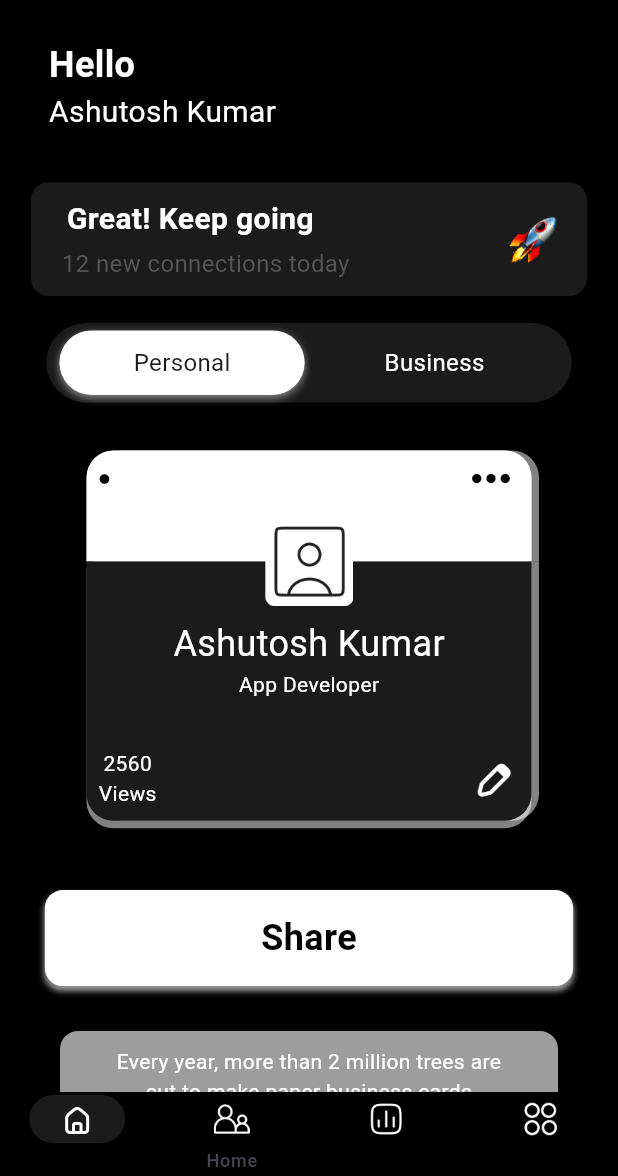
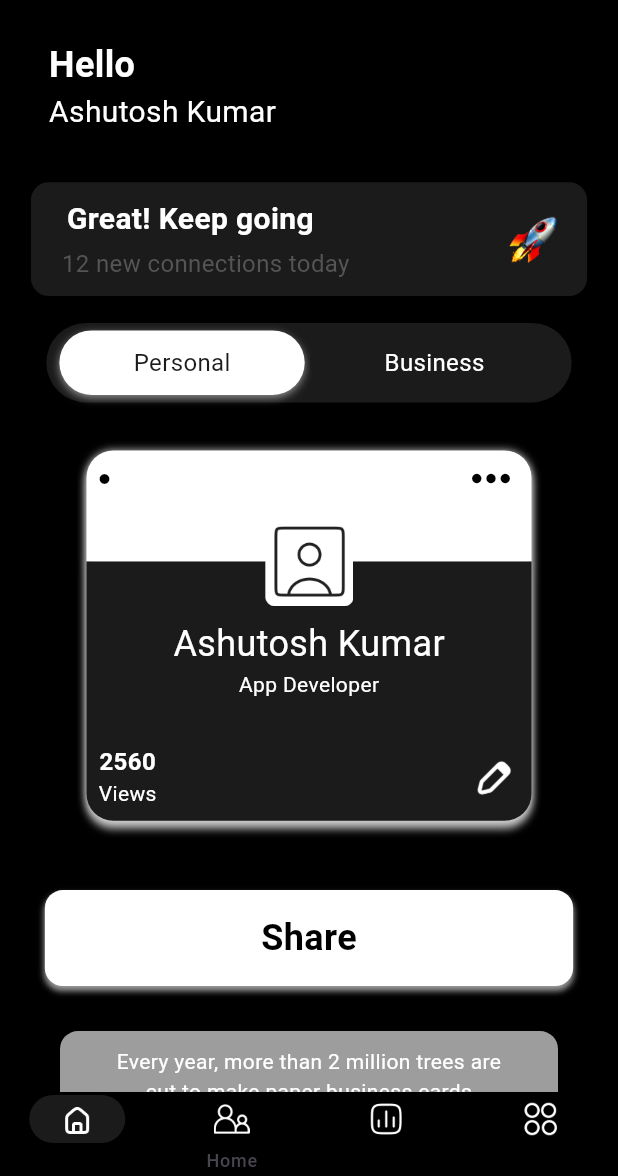
Before and after one commit to Ashutosh-777/BondU, a Flutter app: the screen it shows after launch, after a tap on "Personal", on a phone screen of 412 x 824 dp, the part 60-1236 px from its top. Run offline on Flutter 3.47's test engine with Material 3 defaults, Android fonts, the phone set to English and light mode, and no system bars; Roboto replaces fonts that are missing (Gilroy-Bold, Gilroy-Medium).

Commit message:
Minor UI changes

```diff
--- a/lib/screens/homescreen.dart
+++ b/lib/screens/homescreen.dart
@@ -3,23 +3,24 @@ import 'package:magicconnect/widgets/sharescreen.dart';
 import 'package:magicconnect/widgets/visiting_card.dart';
 import '../globals/colors.dart';
 import '../widgets/views_card.dart';
+
 class HomeScreen extends StatefulWidget {
   const HomeScreen({super.key});
   @override
   State<HomeScreen> createState() => _HomeScreenState();
 }
+
 class _HomeScreenState extends State<HomeScreen> {
   String username = "Ashutosh Kumar";
   String connections = "12";
   String designation = "App Developer";
-  int mode1 = 1;
-  int mode2 = 0;
+  int mode = 1;
   @override
   Widget build(BuildContext context) {
     double height = MediaQuery.of(context).size.height;
-    double width  = MediaQuery.of(context).size.width;
+    double width = MediaQuery.of(context).size.width;
     return Scaffold(
-      backgroundColor:  Colors.black,
+      backgroundColor: Colors.black,
       appBar: AppBar(
         backgroundColor: Colors.black,
         automaticallyImplyLeading: false,
@@ -39,12 +40,14 @@ class _HomeScreenState extends State<HomeScreen> {
           children: [
             Padding(
               padding:
-                  EdgeInsets.only(bottom: height * 0.020,left: 12,right:12),
+                  EdgeInsets.only(bottom: height * 0.020, left: 12, right: 12),
               child: Column(
                 children: [
                   Padding(
                     padding: EdgeInsets.only(
-                        left: width * 0.05, top: 10,),
+                      left: width * 0.05,
+                      top: 10,
+                    ),
                     child: const Align(
                       alignment: Alignment.topLeft,
                       child: Text(
@@ -76,11 +79,11 @@ class _HomeScreenState extends State<HomeScreen> {
               ),
             ),
             Padding(
-              padding: EdgeInsets.fromLTRB(width * 0.05,
-                  16, width * 0.05, 8),
+              padding: EdgeInsets.fromLTRB(width * 0.05, 16, width * 0.05, 8),
               child: Container(
                 decoration: BoxDecoration(
-                    color: const Color(0xff1b1b1b), borderRadius: BorderRadius.circular(12)),
+                    color: const Color(0xff1b1b1b),
+                    borderRadius: BorderRadius.circular(12)),
                 child: Row(
                     mainAxisAlignment: MainAxisAlignment.spaceBetween,
                     children: [
@@ -108,11 +111,8 @@ class _HomeScreenState extends State<HomeScreen> {
                           Align(
                             alignment: Alignment.topLeft,
                             child: Padding(
-                              padding: EdgeInsets.fromLTRB(
-                                  width * 0.05,
-                                  height * 0.0025,
-                                  0,
-                                  height * 0.012),
+                              padding: EdgeInsets.fromLTRB(width * 0.05,
+                                  height * 0.0025, 0, height * 0.012),
                               child: Text(
                                 "$connections new connections today",
                                 textAlign: TextAlign.start,
@@ -137,12 +137,13 @@ class _HomeScreenState extends State<HomeScreen> {
               ),
             ),
             Padding(
-              padding: EdgeInsets.fromLTRB(width * 0.075,
-                  height * 0.012, width * 0.075, 0),
+              padding: EdgeInsets.fromLTRB(
+                  width * 0.075, height * 0.012, width * 0.075, 0),
               // Original padding was (30, 40, 30, 50)
               child: Container(
                 decoration: BoxDecoration(
-                    color: const Color(0xff1b1b1b), borderRadius: BorderRadius.circular(50)),
+                    color: const Color(0xff1b1b1b),
+                    borderRadius: BorderRadius.circular(50)),
                 child: Padding(
                   padding: const EdgeInsets.all(5.0),
                   child: Row(
@@ -150,75 +151,60 @@ class _HomeScreenState extends State<HomeScreen> {
                     children: [
                       InkWell(
                         onTap: () {
-                          if (mode1 == 0) {
-                            colorTemp = color1;
-                            color1 = color2;
-                            color2 = colorTemp;
-                            mode1 = 1;
-                            mode2 = 0;
-                          }
+                          mode = 1;
                           setState(() {});
                         },
                         child: Container(
-
                           decoration: BoxDecoration(
-                              boxShadow: (mode1 == 1)
+                              boxShadow: (mode == 1)
                                   ? const [
                                       BoxShadow(
-                                          color:
-                                              Color.fromARGB(130, 255, 255, 255),
+                                          color: Color.fromARGB(
+                                              130, 255, 255, 255),
                                           blurRadius: 4,
                                           offset: Offset(0, 2))
                                     ]
                                   : null,
-                              color: color2,
+                              color: (mode == 1) ? color2 : color1,
                               borderRadius: BorderRadius.circular(30)),
                           child: Padding(
                             padding: EdgeInsets.fromLTRB(
-                                width * 0.12,
-                                10,
-                                width * 0.12,
-                                10),
+                                width * 0.12, 10, width * 0.12, 10),
                             child: Text(
                               "Personal",
-                              style: TextStyle(fontSize: 16, color: color1),
+                              style: TextStyle(
+                                  fontSize: 16,
+                                  color: (mode == 1) ? color1 : color2),
                             ),
                           ),
                         ),
                       ),
                       InkWell(
                         onTap: (() {
-                          if (mode2 == 0) {
-                            colorTemp = color1;
-                            color1 = color2;
-                            color2 = colorTemp;
-                            mode2 = 1;
-                            mode1 = 0;
-                          }
+                          mode = 0;
                           setState(() {});
                         }),
                         child: Container(
                           decoration: BoxDecoration(
-                              boxShadow: (mode2 == 1)
+                              boxShadow: (mode == 0)
                                   ? const [
                                       BoxShadow(
-                                          color:
-                                              Color.fromARGB(130, 255, 255, 255),
+                                          color: Color.fromARGB(
+                                              130, 255, 255, 255),
                                           blurRadius: 4,
                                           offset: Offset(0, 2))
                                     ]
                                   : null,
-                              color: color1,
+                              color: (mode == 0) ? color2 : color1,
                               borderRadius: BorderRadius.circular(30)),
                           child: Padding(
                             padding: EdgeInsets.fromLTRB(
-                                width * 0.12,
-                                10,
-                                width * 0.12,
-                                10),
+                                width * 0.12, 10, width * 0.12, 10),
                             child: Text(
                               "Business",
-                              style: TextStyle(fontSize: 16, color: color2),
+                              style: TextStyle(
+                                  fontSize: 16,
+                                  color: (mode == 0) ? color1 : color2),
                             ),
                           ),
                         ),
@@ -228,12 +214,15 @@ class _HomeScreenState extends State<HomeScreen> {
                 ),
               ),
             ),
-             Stack(
-                children: [
-                  VisitingCard(userName: username, designation: designation,),
-                  const ViewsCard(views: 2560,),
-                ]
-            ),
+            Stack(children: [
+              VisitingCard(
+                userName: username,
+                designation: designation,
+              ),
+              const ViewsCard(
+                views: 2560,
+              ),
+            ]),
             InkWell(
               onTap: () {
                 showModalBottomSheet<dynamic>(
@@ -258,8 +247,8 @@ class _HomeScreenState extends State<HomeScreen> {
                         //BoxShadow(color: Colors.blue)
                       ]),
                   child: Padding(
-                    padding: EdgeInsets.fromLTRB(width * 0.35,15,
-                        width * 0.35, 15),
+                    padding:
+                        EdgeInsets.fromLTRB(width * 0.35, 15, width * 0.35, 15),
                     child: const Text(
                       "Share",
                       style: TextStyle(
@@ -278,8 +267,8 @@ class _HomeScreenState extends State<HomeScreen> {
                     color: const Color(0xff9D9D9D),
                     borderRadius: BorderRadius.circular(12)),
                 child: Padding(
-                  padding: EdgeInsets.fromLTRB(width * 0.06, 5,
-                      width * 0.06, 5),
+                  padding:
+                      EdgeInsets.fromLTRB(width * 0.06, 5, width * 0.06, 5),
                   // original padding from top and bottom 10
                   child: const Padding(
                     padding: EdgeInsets.all(5.0),
--- a/lib/screens/moresettingsscreen.dart
+++ b/lib/screens/moresettingsscreen.dart
@@ -1,9 +1,11 @@
 import 'package:flutter/material.dart';
+
 class MoreSettingsScreen extends StatefulWidget {
   const MoreSettingsScreen({super.key});
   @override
   State<MoreSettingsScreen> createState() => _MoreSettingsScreenState();
 }
+
 class _MoreSettingsScreenState extends State<MoreSettingsScreen> {
   @override
   Widget build(BuildContext context) {
@@ -24,6 +26,7 @@ class _MoreSettingsScreenState extends State<MoreSettingsScreen> {
             icon: const ImageIcon(AssetImage("assets/arrow_backward.png"))),
       ),
       body: Column(
+        crossAxisAlignment: CrossAxisAlignment.stretch,
         mainAxisAlignment: MainAxisAlignment.start,
         children: [
           Padding(
--- a/lib/screens/settingsscreen.dart
+++ b/lib/screens/settingsscreen.dart
@@ -54,8 +54,15 @@ class _SettingsScreenState extends State<SettingsScreen> {
               padding: const EdgeInsets.all(6.0),
               child: Row(
                 children: [
-                  Image.asset("assets/whitedot.png",color: Colors.white,width: 25,height: 25,),
-                  SizedBox(width: 8,),
+                  Image.asset(
+                    "assets/whitedot.png",
+                    color: Colors.white,
+                    width: 25,
+                    height: 25,
+                  ),
+                  SizedBox(
+                    width: 8,
+                  ),
                   Text(
                     "$name",
                     style: const TextStyle(
@@ -123,10 +130,10 @@ class _SettingsScreenState extends State<SettingsScreen> {
               ),
             ),
           ),
-          Divider(
+          const Divider(
             color: Colors.white,
             height: 0,
-            thickness: 2,
+            thickness: 1,
           ),
           Container(
             width: deviceWidth(context) * 0.9,
@@ -173,7 +180,7 @@ class _SettingsScreenState extends State<SettingsScreen> {
           const Divider(
             color: Colors.white,
             height: 0,
-            thickness: 2,
+            thickness: 1,
           ),
           InkWell(
             onTap: () {
@@ -195,7 +202,10 @@ class _SettingsScreenState extends State<SettingsScreen> {
                       "Settings",
                       style: TextStyle(color: Colors.white, fontSize: 20),
                     ),
-                    Icon(Icons.arrow_forward_ios_rounded,color: Colors.white,)
+                    Icon(
+                      Icons.arrow_forward_ios_rounded,
+                      color: Colors.white,
+                    )
                   ],
                 ),
               ),
--- a/lib/widgets/sharescreen.dart
+++ b/lib/widgets/sharescreen.dart
@@ -9,25 +9,34 @@ class SharingScreen extends StatelessWidget {
   Widget build(BuildContext context) {
     return Container(
         width: deviceWidth(context),
-        height: deviceHeight(context) * 0.75,
+        height: deviceHeight(context) * 0.70,
         decoration: const BoxDecoration(
           borderRadius: BorderRadius.only(
-              topLeft: Radius.circular(25.0),
-              topRight: Radius.circular(25.0)),
+              topLeft: Radius.circular(25.0), topRight: Radius.circular(25.0)),
           color: Colors.black,
         ),
         child: Column(
+          mainAxisAlignment: MainAxisAlignment.spaceBetween,
           children: [
             Container(
+              decoration: const BoxDecoration(
+                borderRadius: BorderRadius.all(Radius.circular(8.0)),
+                color: Colors.white,
+              ),
               margin: const EdgeInsets.only(top: 8),
               height: 5,
               width: 136,
-              color: Colors.white,
             ),
             Padding(
               padding: const EdgeInsets.symmetric(vertical: 8),
-              child: Image.asset('assets/qrcode.png',width: 200,height: 200,),
+              child: Image.asset(
+                'assets/qrcode.png',
+                width: 200,
+                height: 200,
               ),
+            ),
+            Column(
+              children: [
                 Padding(
                   padding: const EdgeInsets.all(8.0),
                   child: Container(
@@ -114,6 +123,8 @@ class SharingScreen extends StatelessWidget {
                   ),
                 ),
               ],
+            ),
+          ],
         ));
   }
 }
--- a/lib/widgets/views_card.dart
+++ b/lib/widgets/views_card.dart
@@ -1,6 +1,7 @@
 import 'package:flutter/material.dart';
 
 import '../globals/styles.dart';
+
 class ViewsCard extends StatefulWidget {
   final int views;
   const ViewsCard({Key? key, required this.views}) : super(key: key);
@@ -8,41 +9,56 @@ class ViewsCard extends StatefulWidget {
   @override
   State<ViewsCard> createState() => _ViewsCardState();
 }
+
 class _ViewsCardState extends State<ViewsCard> {
   @override
   Widget build(BuildContext context) {
     final deviceWidth = MediaQuery.of(context).size.width;
     final deviceHeight = MediaQuery.of(context).size.height;
-    final height = deviceHeight/3.336;
+    final height = deviceHeight / 3.336;
     return Container(
-      margin: const EdgeInsets.only(top: 28,left: 32,right: 32),
+      margin: const EdgeInsets.only(top: 28, left: 32, right: 32),
       height: height,
-      width: deviceWidth*.72,
+      width: deviceWidth * .72,
       color: Colors.transparent,
       child: Padding(
-        padding: const EdgeInsets.symmetric(vertical: 4,horizontal: 8),
+        padding: const EdgeInsets.symmetric(vertical: 4, horizontal: 8),
         child: Column(
           mainAxisAlignment: MainAxisAlignment.spaceBetween,
           children: [
             const Row(
               mainAxisAlignment: MainAxisAlignment.spaceBetween,
               children: [
-                Icon(Icons.circle,size: 8,color: Colors.black,),
-                Icon(Icons.more_horiz,size: 38,color: Colors.black,),
+                Icon(
+                  Icons.circle,
+                  size: 8,
+                  color: Colors.black,
+                ),
+                Icon(
+                  Icons.more_horiz,
+                  size: 38,
+                  color: Colors.black,
+                ),
               ],
             ),
-            Row(
-                mainAxisAlignment: MainAxisAlignment.spaceBetween,
-                children:[
-                   Column(
-                    children: [
-                      Text('${widget.views}',style: Styles.designation,),
-                      const Text('Views',style: Styles.designation,),
-                    ],
+            Row(mainAxisAlignment: MainAxisAlignment.spaceBetween, children: [
+              Column(
+                children: [
+                  Text(
+                    '${widget.views}',
+                    style: Styles.designation.copyWith(
+                      fontSize: 16,
+                      fontWeight: FontWeight.bold,
+                    ),
                   ),
-                  Image.asset('assets/Edit.png',color: Colors.white,width: 32)
-                ]
-            ),
+                  const Text(
+                    'Views',
+                    style: Styles.designation,
+                  ),
+                ],
+              ),
+              Image.asset('assets/Edit.png', color: Colors.white, width: 32)
+            ]),
           ],
         ),
       ),
--- a/lib/widgets/visiting_card.dart
+++ b/lib/widgets/visiting_card.dart
@@ -1,10 +1,13 @@
 import 'package:flutter/material.dart';
 
 import '../globals/styles.dart';
+
 class VisitingCard extends StatefulWidget {
   final String userName;
   final String designation;
-  const VisitingCard({Key? key, required this.userName, required this.designation}) : super(key: key);
+  const VisitingCard(
+      {Key? key, required this.userName, required this.designation})
+      : super(key: key);
 
   @override
   State<VisitingCard> createState() => _VisitingCardState();
@@ -15,88 +18,107 @@ class _VisitingCardState extends State<VisitingCard> {
   Widget build(BuildContext context) {
     final deviceHeight = MediaQuery.of(context).size.height;
     final deviceWidth = MediaQuery.of(context).size.width;
-    final height = deviceHeight/3.33626373;
+    final height = deviceHeight / 3.33626373;
     return Container(
-      margin: const EdgeInsets.only(top: 32,left: 32,right: 32),
+      margin: const EdgeInsets.only(top: 32, left: 32, right: 32),
       child: Stack(
           //alignment: Alignment.center,
           children: [
             Column(
               children: [
                 Container(
-                  width: deviceWidth*.72,
+                  width: deviceWidth * .72,
                   decoration: const BoxDecoration(
-                    borderRadius: BorderRadius.only(topLeft: Radius.circular(18),topRight: Radius.circular(18)),
+                      borderRadius: BorderRadius.only(
+                          topLeft: Radius.circular(18),
+                          topRight: Radius.circular(18)),
                       color: Colors.white,
                       boxShadow: [
                         BoxShadow(
-                      color: Color.fromARGB(130, 255, 255, 255),
-                      offset: Offset(5, 0),
+                          color: Color.fromARGB(175, 255, 255, 255),
+                          blurRadius: 4,
+                          offset: Offset(0, 5),
                         ),
                         BoxShadow(
-                        color: Color.fromARGB(130, 255, 255, 255),
+                          color: Color.fromARGB(175, 255, 255, 255),
+                          blurRadius: 4,
                           offset: Offset(0, 0),
                         ),
-                    ]
-                  ),
-                  height: height*.3,
+                      ]),
+                  height: height * .3,
                 ),
                 Container(
-                  width: deviceWidth*.72,
+                  width: deviceWidth * .72,
                   decoration: const BoxDecoration(
-                    borderRadius: BorderRadius.only(bottomLeft: Radius.circular(18),bottomRight: Radius.circular(18)),
+                      borderRadius: BorderRadius.only(
+                          bottomLeft: Radius.circular(18),
+                          bottomRight: Radius.circular(18)),
                       color: Color(0xff1b1b1b),
                       boxShadow: [
                         BoxShadow(
-                        color: Color.fromARGB(130, 255, 255, 255),
+                          color: Color.fromARGB(175, 255, 255, 255),
+                          blurRadius: 4,
                           offset: Offset(0, 5),
                         ),
                         BoxShadow(
-                          color: Color.fromARGB(130, 255, 255, 255),
-                          offset: Offset(5, 0),
+                          color: Color.fromARGB(175, 255, 255, 255),
+                          blurRadius: 4,
+                          offset: Offset(0, 0),
                         )
-                      ]
-                  ),
-                  height: height*.7,
+                      ]),
+                  height: height * .7,
                 ),
               ],
             ),
-            const VisitingCardName(userName: 'Ashutosh Kumar', designation: 'App Developer',),
-          ]
+            const VisitingCardName(
+              userName: 'Ashutosh Kumar',
+              designation: 'App Developer',
             ),
+          ]),
     );
   }
 }
+
 class VisitingCardName extends StatefulWidget {
   final String userName;
   final String designation;
-  const VisitingCardName({Key? key, required this.userName, required this.designation}) : super(key: key);
+  const VisitingCardName(
+      {Key? key, required this.userName, required this.designation})
+      : super(key: key);
   @override
   State<VisitingCardName> createState() => _VisitingCardNameState();
 }
 
 class _VisitingCardNameState extends State<VisitingCardName> {
-
-
   @override
   Widget build(BuildContext context) {
     final deviceHeight = MediaQuery.of(context).size.height;
     final deviceWidth = MediaQuery.of(context).size.width;
-    final height = deviceHeight/(3.33626373);
+    final height = deviceHeight / (3.33626373);
     return Container(
-      margin:  EdgeInsets.only(top: height*.3-29,bottom: 1),
+      margin: EdgeInsets.only(top: height * .3 - 29, bottom: 1),
       height: height,
       color: Colors.transparent,
-      width: deviceWidth*.72,
+      width: deviceWidth * .72,
       child: Column(
         crossAxisAlignment: CrossAxisAlignment.center,
         children: [
-          Image.asset('assets/userProfile.png',width: 59,height: 59,),
+          Image.asset(
+            'assets/userProfile.png',
+            width: 59,
+            height: 59,
+          ),
           Padding(
             padding: const EdgeInsets.only(top: 8),
-            child: Text(widget.userName,style: Styles.cardName,),
+            child: Text(
+              widget.userName,
+              style: Styles.cardName,
             ),
-           Text(widget.designation,style: Styles.designation,)
+          ),
+          Text(
+            widget.designation,
+            style: Styles.designation,
+          )
         ],
       ),
     );
```
Also changed, not shown: pubspec.lock. Lines whose indentation alone changed are shown as unchanged.
